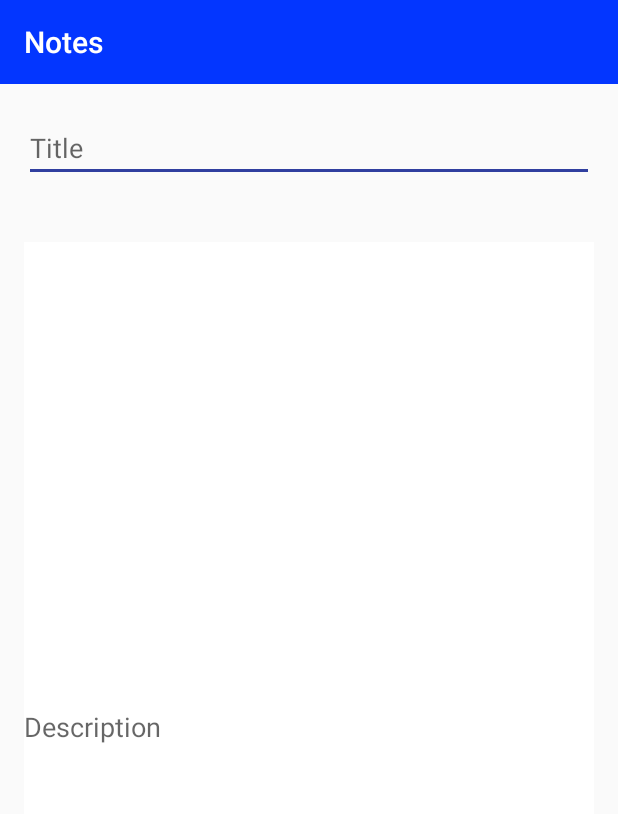
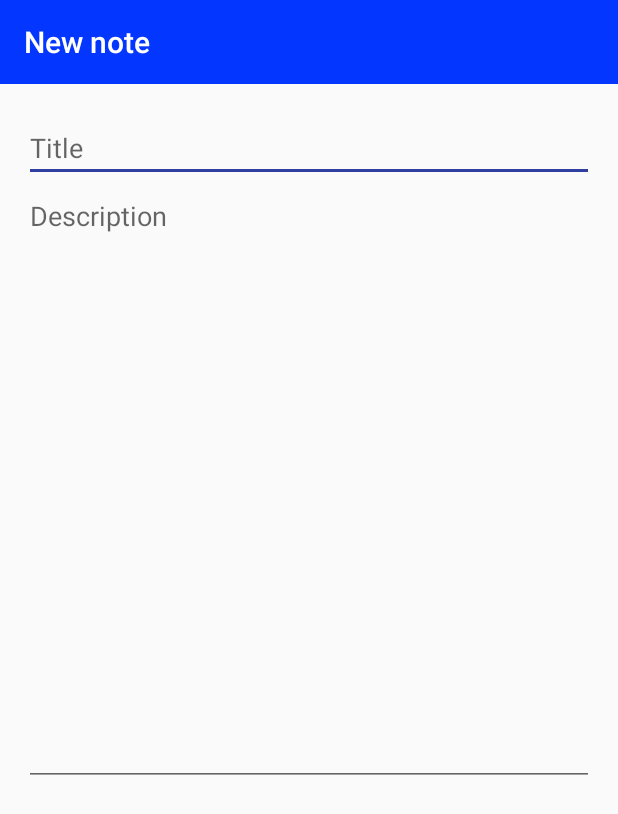
Before and after one commit to M4G4K4/Reports_Android, an Android app: the AddNote screen opened directly, with no data from a screen before it, on a phone screen of 412 x 824 dp. Shown: the top 814 px of the screen. Run offline under Robolectric (Android 15) with nearby library versions, the light colour scheme and no system bars.

Commit message:
Functionalities added to toolbar

```diff
--- a/app/src/main/java/com/example/notes/AddNote.java
+++ b/app/src/main/java/com/example/notes/AddNote.java
@@ -4,13 +4,21 @@ import androidx.appcompat.app.AppCompatActivity;
 import androidx.appcompat.widget.Toolbar;
 
 import android.os.Bundle;
+import android.text.Editable;
+import android.text.TextWatcher;
 import android.widget.EditText;
+
+import java.util.Calendar;
+import java.util.Objects;
 
 
 public class AddNote extends AppCompatActivity {
 
     Toolbar toolbar;
     EditText title, description;
+    Calendar calendar;
+    String date;
+    String time;
 
     @Override
     protected void onCreate(Bundle savedInstanceState) {
@@ -19,8 +27,54 @@ public class AddNote extends AppCompatActivity {
 
         toolbar = findViewById(R.id.toolbar);
         setSupportActionBar(toolbar);
+        Objects.requireNonNull(getSupportActionBar()).setTitle("New note");
 
         title = findViewById(R.id.title);
         description = findViewById(R.id.description);
+
+
+        title.addTextChangedListener(new TextWatcher() {
+            @Override
+            public void beforeTextChanged(CharSequence charSequence, int i, int i1, int i2) {
+
+            }
+
+            @Override
+            public void onTextChanged(CharSequence charSequence, int i, int i1, int i2) {
+                if(charSequence.length() != 0){
+                    // Set the title of action bar as the title of the note
+                    Objects.requireNonNull(getSupportActionBar()).setTitle(charSequence);
+                }
+            }
+
+            @Override
+            public void afterTextChanged(Editable editable) {
+
+            }
+        });
+
+        // Get current time and date
+        calendar = Calendar.getInstance();
+        date = calendar.get(Calendar.DAY_OF_MONTH) + "/" + addValue(calendar.get(Calendar.MONTH) +1)  +  "/" + calendar.get(Calendar.YEAR);
+        time = addValue(calendar.get(Calendar.HOUR)) + ":" +   addValue(calendar.get(Calendar.MINUTE));
+
+
+        System.out.println("Date: " + date);
+        System.out.println("Time: " + time);
+
+
+
     }
+
+    // Show time and date correctly if is time less than 10
+    private String addValue(int i){
+        if(i<10){
+            return "0" + i;
+        }else{
+            return String.valueOf(i);
+        }
+    }
+
+
+
 }
--- a/app/src/main/java/com/example/notes/MainActivity.java
+++ b/app/src/main/java/com/example/notes/MainActivity.java
@@ -5,10 +5,12 @@ import androidx.appcompat.app.AppCompatActivity;
 import androidx.recyclerview.widget.RecyclerView;
 import androidx.appcompat.widget.Toolbar;
 
+import android.content.Intent;
 import android.os.Bundle;
 import android.view.Menu;
 import android.view.MenuInflater;
 import android.view.MenuItem;
+
 
 
 public class MainActivity extends AppCompatActivity {
@@ -39,9 +41,9 @@ public class MainActivity extends AppCompatActivity {
     @Override
     public boolean onOptionsItemSelected(@NonNull MenuItem item) {
 
-        if(item.getItemId() == R.id.addBtn){
+        Intent intent = new Intent(this,AddNote.class);
+        startActivity(intent);
 
-        }
         return super.onOptionsItemSelected(item);
     }
 }
--- a/app/src/main/res/layout/activity_add_note.xml
+++ b/app/src/main/res/layout/activity_add_note.xml
@@ -40,19 +40,16 @@
         android:layout_width="0dp"
         android:layout_height="0dp"
         android:layout_marginStart="16dp"
-        android:layout_marginTop="40dp"
         android:layout_marginEnd="16dp"
-        android:layout_marginBottom="16dp"
+        android:layout_marginBottom="300dp"
         android:ems="10"
+        android:gravity="start|top"
         android:hint="@string/description"
-        android:inputType="textPersonName"
+        android:inputType="textMultiLine"
         app:layout_constraintBottom_toBottomOf="parent"
         app:layout_constraintEnd_toEndOf="parent"
-        app:layout_constraintHorizontal_bias="0.0"
         app:layout_constraintStart_toStartOf="parent"
-        app:layout_constraintTop_toBottomOf="@+id/title"
-        android:background="@color/colorBackground"
-        tools:ignore="Autofill" />
+        app:layout_constraintTop_toBottomOf="@+id/title" />
 
 
 </androidx.constraintlayout.widget.ConstraintLayout>
--- a/app/src/main/res/values/strings.xml
+++ b/app/src/main/res/values/strings.xml
@@ -3,4 +3,5 @@
     <string name="add">Add</string>
     <string name="description">Description</string>
     <string name="title">Title</string>
+
 </resources>
```
